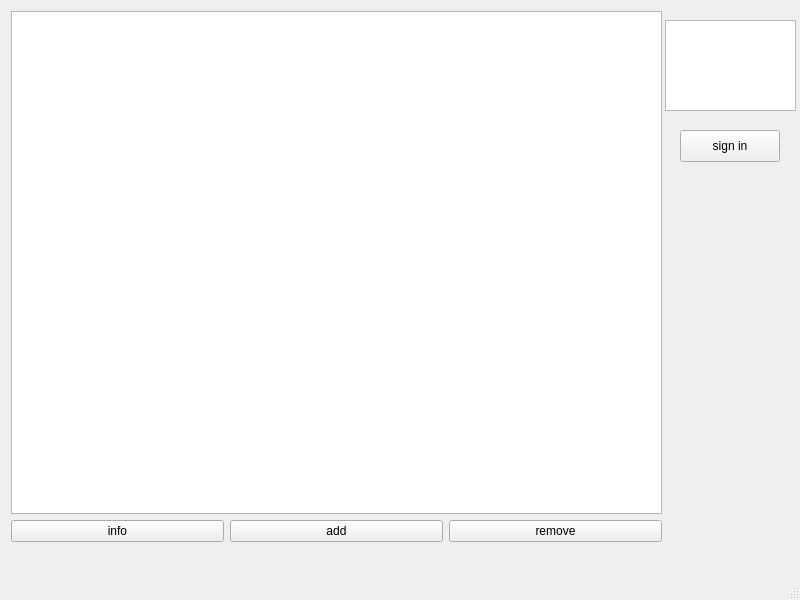
Above: calendar.ui from Raimguzhinov/qt-bday-calendar before the change. Below: the same form after it.
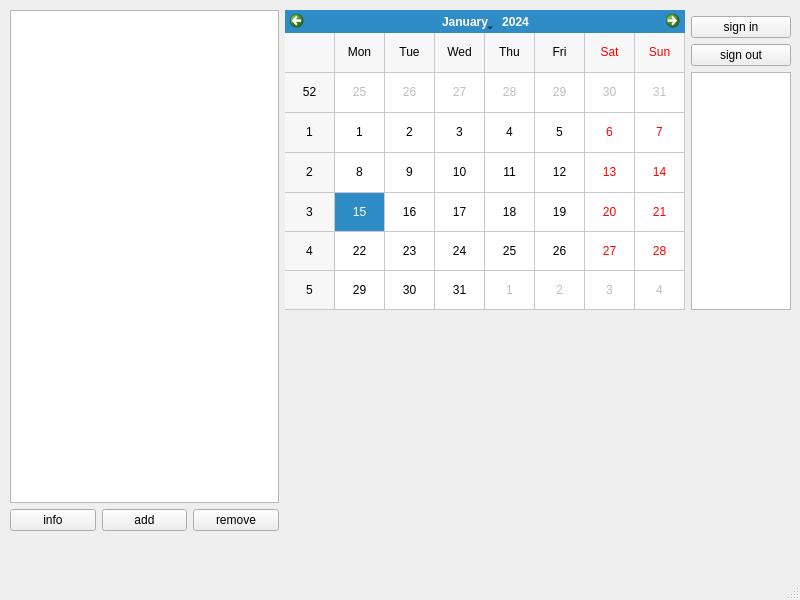
That is the form after the change.

Commit message: Edit VK Api for self user info

```diff
--- a/calendar.ui
+++ b/calendar.ui
@@ -14,25 +14,17 @@
    <string>Calendar</string>
   </property>
   <widget class="QWidget" name="centralwidget">
-   <widget class="QTextEdit" name="textEdit">
+   <widget class="QWidget" name="">
     <property name="geometry">
      <rect>
-      <x>665</x>
-      <y>20</y>
-      <width>131</width>
-      <height>91</height>
+      <x>10</x>
+      <y>10</y>
+      <width>781</width>
+      <height>521</height>
      </rect>
     </property>
-   </widget>
-   <widget class="QWidget" name="layoutWidget">
-    <property name="geometry">
-     <rect>
-      <x>11</x>
-      <y>11</y>
-      <width>651</width>
-      <height>531</height>
-     </rect>
-    </property>
+    <layout class="QHBoxLayout" name="horizontalLayout_2">
+     <item>
     <layout class="QGridLayout" name="gridLayout">
      <item row="0" column="0">
       <widget class="QTableView" name="tableView"/>
@@ -62,20 +54,70 @@
        </item>
       </layout>
      </item>
-    </layout>
-   </widget>
-   <widget class="QPushButton" name="pushButton_4">
-    <property name="geometry">
-     <rect>
-      <x>680</x>
-      <y>130</y>
+       <item row="0" column="0">
+        <widget class="QTableView" name="tableView"/>
+       </item>
+      </layout>
+     </item>
+     <item>
+      <layout class="QVBoxLayout" name="verticalLayout">
+       <item>
+        <layout class="QGridLayout" name="gridLayout_2">
+         <item row="3" column="1">
+          <widget class="QTextEdit" name="textEdit">
+           <property name="maximumSize">
+            <size>
       <width>100</width>
-      <height>32</height>
-     </rect>
-    </property>
+             <height>16777215</height>
+            </size>
+           </property>
+          </widget>
+         </item>
+         <item row="0" column="0" rowspan="4">
+          <widget class="QCalendarWidget" name="calendarWidget">
+           <property name="minimumSize">
+            <size>
+             <width>400</width>
+             <height>300</height>
+            </size>
+           </property>
+           <property name="gridVisible">
+            <bool>true</bool>
+           </property>
+          </widget>
+         </item>
+         <item row="1" column="1">
+          <widget class="QPushButton" name="pushButton_4">
     <property name="text">
      <string>sign in</string>
     </property>
+          </widget>
+         </item>
+         <item row="2" column="1">
+          <widget class="QPushButton" name="pushButton_5">
+           <property name="text">
+            <string>sign out</string>
+           </property>
+          </widget>
+         </item>
+        </layout>
+       </item>
+       <item>
+        <spacer name="verticalSpacer">
+         <property name="orientation">
+          <enum>Qt::Vertical</enum>
+         </property>
+         <property name="sizeHint" stdset="0">
+          <size>
+           <width>20</width>
+           <height>40</height>
+          </size>
+         </property>
+        </spacer>
+       </item>
+      </layout>
+     </item>
+    </layout>
    </widget>
   </widget>
   <widget class="QMenuBar" name="menubar">
```
Left out of the diff: 3 changed lines with no effect on the pictures. Lines whose indentation alone changed are shown as unchanged. The commit also changes 3 other files.
